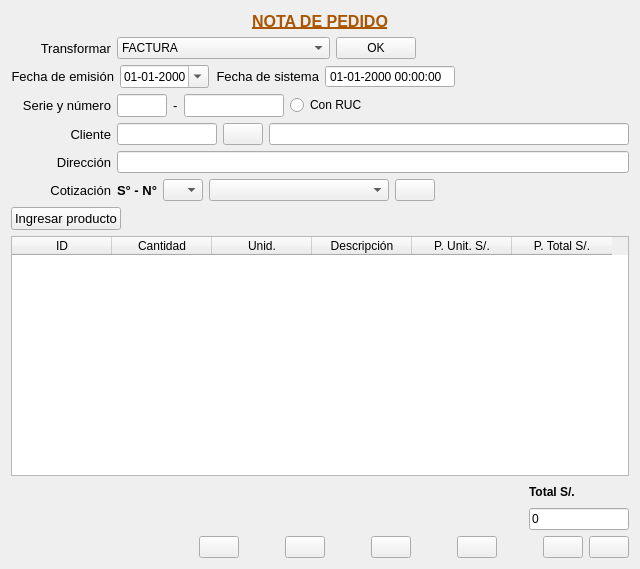
Old version of the form Venta/ventanotapedido.ui in the repository radtek/manager.
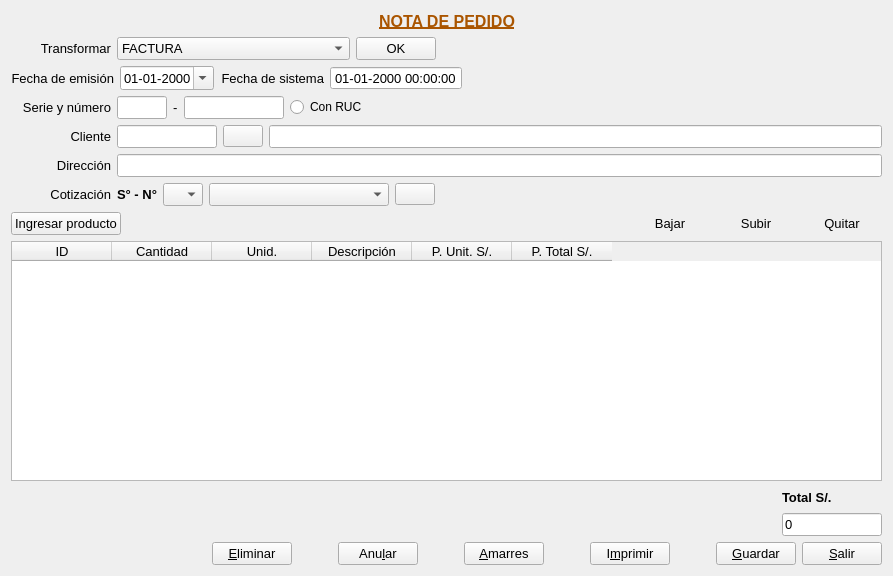
New version of the form. Icons and pictures are not drawn.

Patch:
```diff
--- a/Venta/ventanotapedido.ui
+++ b/Venta/ventanotapedido.ui
@@ -6,8 +6,8 @@
    <rect>
     <x>0</x>
     <y>0</y>
-    <width>640</width>
-    <height>569</height>
+    <width>893</width>
+    <height>576</height>
    </rect>
   </property>
   <property name="windowTitle">
@@ -90,6 +90,11 @@
      </item>
      <item>
       <widget class="QComboBox" name="comboBox_transformar">
+       <property name="font">
+        <font>
+         <pointsize>10</pointsize>
+        </font>
+       </property>
        <property name="currentIndex">
         <number>1</number>
        </property>
@@ -120,6 +125,11 @@
      </item>
      <item>
       <widget class="QPushButton" name="pushButton_transformar">
+       <property name="font">
+        <font>
+         <pointsize>10</pointsize>
+        </font>
+       </property>
        <property name="text">
         <string>OK</string>
        </property>
@@ -165,6 +175,11 @@
      </item>
      <item>
       <widget class="QDateEdit" name="dateEdit_emision">
+       <property name="font">
+        <font>
+         <pointsize>10</pointsize>
+        </font>
+       </property>
        <property name="displayFormat">
         <string>dd-MM-yyyy</string>
        </property>
@@ -208,6 +223,11 @@
          <height>0</height>
         </size>
        </property>
+       <property name="font">
+        <font>
+         <pointsize>10</pointsize>
+        </font>
+       </property>
        <property name="readOnly">
         <bool>true</bool>
        </property>
@@ -386,6 +406,11 @@
          <height>16777215</height>
         </size>
        </property>
+       <property name="font">
+        <font>
+         <pointsize>10</pointsize>
+        </font>
+       </property>
        <property name="readOnly">
         <bool>true</bool>
        </property>
@@ -406,7 +431,13 @@
       </widget>
      </item>
      <item>
-      <widget class="QLineEdit" name="lineEdit_nombre"/>
+      <widget class="QLineEdit" name="lineEdit_nombre">
+       <property name="font">
+        <font>
+         <pointsize>10</pointsize>
+        </font>
+       </property>
+      </widget>
      </item>
     </layout>
    </item>
@@ -434,7 +465,13 @@
       </widget>
      </item>
      <item>
-      <widget class="QLineEdit" name="lineEdit_direccion"/>
+      <widget class="QLineEdit" name="lineEdit_direccion">
+       <property name="font">
+        <font>
+         <pointsize>10</pointsize>
+        </font>
+       </property>
+      </widget>
      </item>
     </layout>
    </item>
@@ -483,6 +520,11 @@
          <height>16777215</height>
         </size>
        </property>
+       <property name="font">
+        <font>
+         <pointsize>10</pointsize>
+        </font>
+       </property>
       </widget>
      </item>
      <item>
@@ -493,6 +535,11 @@
          <height>0</height>
         </size>
        </property>
+       <property name="font">
+        <font>
+         <pointsize>10</pointsize>
+        </font>
+       </property>
       </widget>
      </item>
      <item>
@@ -591,8 +638,13 @@
      </item>
      <item>
       <widget class="QPushButton" name="pushButton_down">
+       <property name="font">
+        <font>
+         <pointsize>10</pointsize>
+        </font>
+       </property>
        <property name="text">
-        <string/>
+        <string>Bajar</string>
        </property>
        <property name="icon">
         <iconset resource="../ManagerSystem/Iconos.qrc">
@@ -605,8 +657,13 @@
      </item>
      <item>
       <widget class="QPushButton" name="pushButton_up">
+       <property name="font">
+        <font>
+         <pointsize>10</pointsize>
+        </font>
+       </property>
        <property name="text">
-        <string/>
+        <string>Subir</string>
        </property>
        <property name="icon">
         <iconset resource="../ManagerSystem/Iconos.qrc">
@@ -619,8 +676,13 @@
      </item>
      <item>
       <widget class="QPushButton" name="pushButton_borrar">
+       <property name="font">
+        <font>
+         <pointsize>10</pointsize>
+        </font>
+       </property>
        <property name="text">
-        <string/>
+        <string>Quitar</string>
        </property>
        <property name="icon">
         <iconset resource="../ManagerSystem/Iconos.qrc">
@@ -635,6 +697,11 @@
    </item>
    <item>
     <widget class="QTableWidget" name="tableWidget">
+     <property name="font">
+      <font>
+       <pointsize>10</pointsize>
+      </font>
+     </property>
      <attribute name="horizontalHeaderDefaultSectionSize">
       <number>100</number>
      </attribute>
@@ -704,6 +771,7 @@
        </property>
        <property name="font">
         <font>
+         <pointsize>10</pointsize>
          <weight>75</weight>
          <bold>true</bold>
         </font>
@@ -743,6 +811,11 @@
          <height>16777215</height>
         </size>
        </property>
+       <property name="font">
+        <font>
+         <pointsize>10</pointsize>
+        </font>
+       </property>
        <property name="text">
         <string>0</string>
        </property>
@@ -770,8 +843,13 @@
      </item>
      <item>
       <widget class="QPushButton" name="pushButton_eliminar">
+       <property name="font">
+        <font>
+         <pointsize>10</pointsize>
+        </font>
+       </property>
        <property name="text">
-        <string/>
+        <string>&amp;Eliminar</string>
        </property>
        <property name="icon">
         <iconset resource="../ManagerSystem/Iconos.qrc">
@@ -815,8 +893,13 @@
          <height>16777215</height>
         </size>
        </property>
+       <property name="font">
+        <font>
+         <pointsize>10</pointsize>
+        </font>
+       </property>
        <property name="text">
-        <string/>
+        <string>Anu&amp;lar</string>
        </property>
        <property name="icon">
         <iconset resource="../ManagerSystem/Iconos.qrc">
@@ -851,8 +934,13 @@
      </item>
      <item>
       <widget class="QPushButton" name="pushButton_amarres">
+       <property name="font">
+        <font>
+         <pointsize>10</pointsize>
+        </font>
+       </property>
        <property name="text">
-        <string/>
+        <string>&amp;Amarres</string>
        </property>
        <property name="icon">
         <iconset resource="../ManagerSystem/Iconos.qrc">
@@ -884,8 +972,13 @@
      </item>
      <item>
       <widget class="QPushButton" name="pushButton_imprimir">
+       <property name="font">
+        <font>
+         <pointsize>10</pointsize>
+        </font>
+       </property>
        <property name="text">
-        <string/>
+        <string>I&amp;mprimir</string>
        </property>
        <property name="icon">
         <iconset resource="../ManagerSystem/Iconos.qrc">
@@ -917,8 +1010,13 @@
      </item>
      <item>
       <widget class="QPushButton" name="pushButton_guardar">
+       <property name="font">
+        <font>
+         <pointsize>10</pointsize>
+        </font>
+       </property>
        <property name="text">
-        <string/>
+        <string>&amp;Guardar</string>
        </property>
        <property name="icon">
         <iconset resource="../ManagerSystem/Iconos.qrc">
@@ -934,8 +1032,13 @@
      </item>
      <item>
       <widget class="QPushButton" name="pushButton_salir">
+       <property name="font">
+        <font>
+         <pointsize>10</pointsize>
+        </font>
+       </property>
        <property name="text">
-        <string/>
+        <string>&amp;Salir</string>
        </property>
        <property name="icon">
         <iconset resource="../ManagerSystem/Iconos.qrc">
```
Left out of the diff: 9 changed lines with no effect on the pictures.
